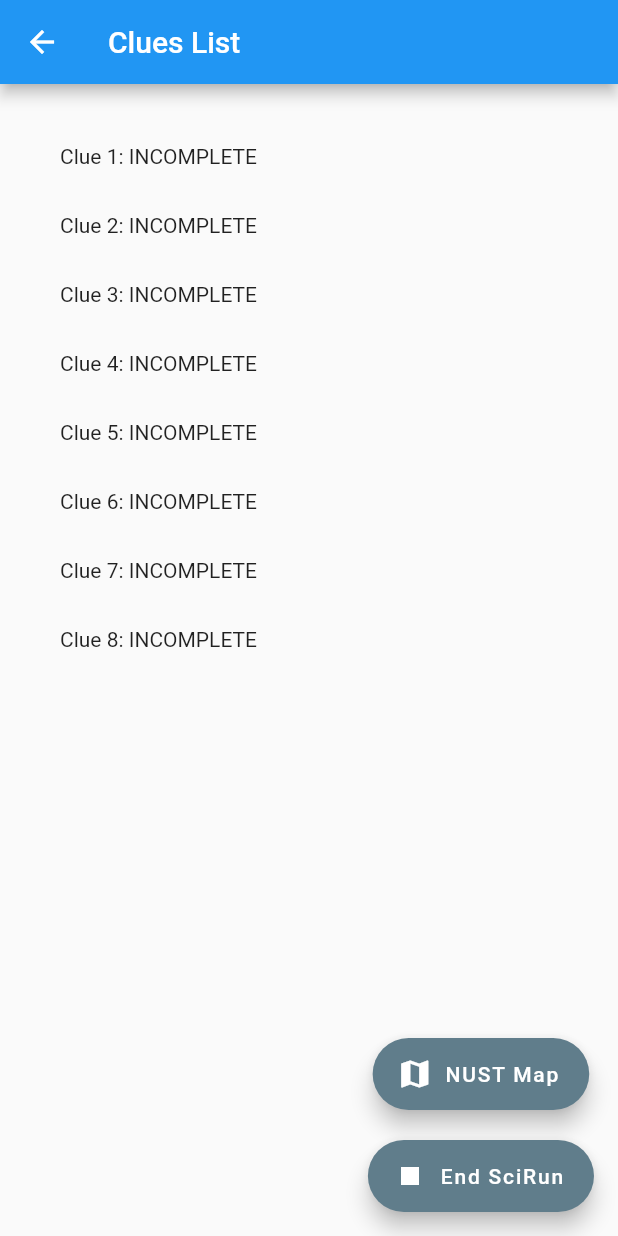
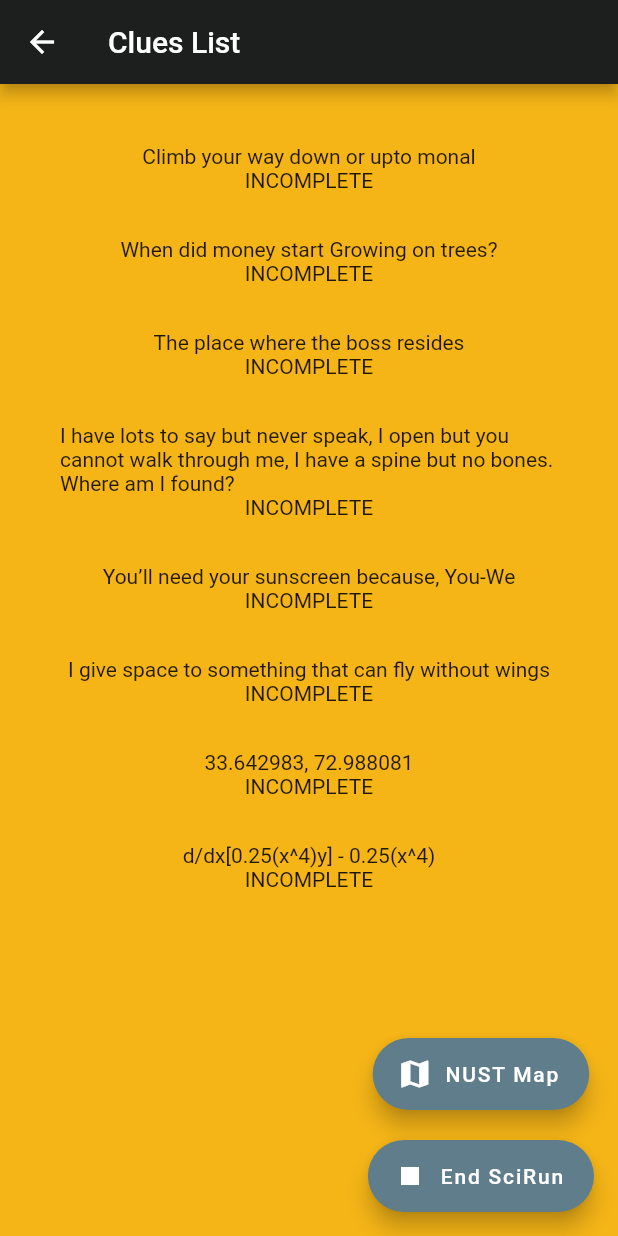
Before and after one commit to aitasadduq/nsssciencebee19, a Flutter app: the CluesListScreen screen opened by its route, on a phone screen of 412 x 824 dp. Run offline on Flutter 3.47's test engine with Material 2 defaults, Android fonts, the phone set to English and light mode, and no system bars; our stand-ins replace device_info, firebase_database, google_maps_flutter; missing offline and left inert: flutter_plugin_pdf_viewer, qrcode_reader; accounts and stored records are empty.

Commit message:
fix scoring and bugs, add theme

```diff
--- a/lib/data.dart
+++ b/lib/data.dart
@@ -116,8 +116,8 @@ var clues = [
     Clue(
       id: 0,
       code: 'bamboozled',
-      detail: 'Clue 1',
-      hint: 'Hint 1',
+      detail: 'Climb your way down or upto monal',
+      hint: 'Basement Café',
       hintViewed: false,
       incomplete: true,
       scored: false,
@@ -126,8 +126,8 @@ var clues = [
     Clue(
       id: 1,
       code: 'terrified',
-      detail: 'Clue 2',
-      hint: 'Hint 2',
+      detail: 'When did money start Growing on trees?',
+      hint: 'The place where people deal in money',
       hintViewed: false,
       incomplete: true,
       scored: false,
@@ -136,8 +136,8 @@ var clues = [
     Clue(
       id: 2,
       code: 'petrified',
-      detail: 'Clue 3',
-      hint: 'Hint 3',
+      detail: 'The place where the boss resides',
+      hint: 'Rector',
       hintViewed: false,
       incomplete: true,
       scored: false,
@@ -146,8 +146,8 @@ var clues = [
     Clue(
       id: 3,
       code: 'mortified',
-      detail: 'Clue 4',
-      hint: 'Hint 4',
+      detail: 'I have lots to say but never speak, I open but you cannot walk through me, I have a spine but no bones. Where am I found?',
+      hint: 'books',
       hintViewed: false,
       incomplete: true,
       scored: false,
@@ -156,8 +156,8 @@ var clues = [
     Clue(
       id: 4,
       code: 'horrified',
-      detail: 'Clue 5',
-      hint: 'Hint 5',
+      detail: 'You’ll need your sunscreen because, You-We',
+      hint: 'House of green',
       hintViewed: false,
       incomplete: true,
       scored: false,
@@ -166,8 +166,8 @@ var clues = [
     Clue(
       id: 5,
       code: 'splattered',
-      detail: 'Clue 6',
-      hint: 'Hint 2',
+      detail: 'I give space to something that can fly without wings',
+      hint: 'Its name start with H',
       hintViewed: false,
       incomplete: true,
       scored: false,
@@ -176,8 +176,8 @@ var clues = [
     Clue(
       id: 6,
       code: 'heckled',
-      detail: 'Clue 7',
-      hint: 'Hint 3',
+      detail: '33.642983, 72.988081',
+      hint: 'Coordinates',
       hintViewed: false,
       incomplete: true,
       scored: false,
@@ -186,8 +186,8 @@ var clues = [
     Clue(
       id: 7,
       code: 'fortified',
-      detail: 'Clue 8',
-      hint: 'Hint 4',
+      detail: 'd/dx[0.25(x^4)y] - 0.25(x^4)',
+      hint: 'Differential equation(product rule)',
       hintViewed: false,
       incomplete: true,
       scored: false,
@@ -196,8 +196,8 @@ var clues = [
     Clue(
       id: 8,
       code: 'shackled',
-      detail: 'Clue 9',
-      hint: 'Hint 5',
+      detail: 'Inside the school of chill mahol and engineering, you’ll have to go in circle, or go around',
+      hint: 'SCME',
       hintViewed: false,
       incomplete: true,
       scored: false,
--- a/lib/main.dart
+++ b/lib/main.dart
@@ -31,8 +31,9 @@ class MyApp extends StatelessWidget {
         // Notice that the counter didn't reset back to zero; the application
         // is not restarted.
 //        primarySwatch: Colors.blue,
-        primaryColor: Colors.blue,
+        primaryColor: Color.fromRGBO(29, 30, 30, 1),
         accentColor: Colors.blueGrey,
+        scaffoldBackgroundColor: Color.fromRGBO(245, 181, 23, 1),
       ),
       home: TabsScreen(),
       routes: {
--- a/lib/screens/scirun_main_screen.dart
+++ b/lib/screens/scirun_main_screen.dart
@@ -231,7 +231,7 @@ class _ScirunMainScreenState extends State<ScirunMainScreen> {
               new FlatButton(
                 child: new Text('SUBMIT'),
                 onPressed: () {
-                  scanWithText(_textFieldController.text);
+                  scanWithText(_textFieldController.text.toLowerCase());
                   debugPrint(barcode);
                   Navigator.of(context).pop();
                   Navigator.of(context).pop();
--- a/lib/widgets/clue_item.dart
+++ b/lib/widgets/clue_item.dart
@@ -1,3 +1,4 @@
+import 'package:flutter/cupertino.dart';
 import 'package:flutter/material.dart';
 import 'package:nss_sciencebee_19/data.dart';
 import 'dart:core';
@@ -58,18 +59,18 @@ class _ClueItemState extends State<ClueItem> {
                             child: Text('Submit Code'),
                             onPressed: () {
                               final codeWord = _codeController.text;
-                              switch (codeWord) {
-                                case 'Zombie':
+                              switch (codeWord.toLowerCase()) {
+                                case 'zombie':
                                   score += 5;
                                   clues[clueSet][currentClue].scored = true;
                                   Navigator.of(context).pop();
                                   break;
-                                case 'Vampire':
+                                case 'vampire':
                                   score += 8;
                                   clues[clueSet][currentClue].scored = true;
                                   Navigator.of(context).pop();
                                   break;
-                                case 'Frankenstein':
+                                case 'frankenstein':
                                   score += 10;
                                   clues[clueSet][currentClue].scored = true;
                                   Navigator.of(context).pop();
@@ -92,14 +93,16 @@ class _ClueItemState extends State<ClueItem> {
       borderRadius: BorderRadius.circular(15),
       child: Container(
         padding: EdgeInsets.all(15),
-        child: Row(
+        child: Column(
+          mainAxisAlignment: MainAxisAlignment.start,
           children: <Widget>[
-            Text(clues[clueSet][widget.clueNum].detail),
+            Text(clues[clueSet][widget.clueNum].detail,
+            textAlign: TextAlign.left,),
             incomplete
-            ? Text(": INCOMPLETE")
+            ? Text("INCOMPLETE", textAlign: TextAlign.left,)
             : scored
-            ? Text(": SCORED")
-            : Text(": NEEDS SCORING")
+            ? Text("SCORED", textAlign: TextAlign.left,)
+            : Text("NEEDS SCORING", textAlign: TextAlign.left,)
           ],
         ),
       ),
--- a/lib/widgets/main_drawer.dart
+++ b/lib/widgets/main_drawer.dart
@@ -9,12 +9,14 @@ class MainDrawer extends StatelessWidget {
   @override
   Widget build(BuildContext context) {
     return Drawer(
+      child: Container(
+        color: Theme.of(context).scaffoldBackgroundColor,
         child: Column(
           children: <Widget>[
             Container(
               height: 150,
               width: double.infinity,
-            color: Theme.of(context).accentColor,
+              color: Theme.of(context).primaryColor,
               padding: EdgeInsets.all(20),
               alignment: Alignment.centerLeft,
             ),
@@ -66,6 +68,7 @@ class MainDrawer extends StatelessWidget {
             )
           ],
         ),
+      ),
     );
   }
 }
--- a/pubspec.yaml
+++ b/pubspec.yaml
@@ -32,7 +32,13 @@ dependencies:
   device_info: ^0.4.1+2
   qrcode_reader: ^0.4.4
   path_provider: ^1.4.5
+  flutter_launcher_icons: ^0.7.4
   google_maps_flutter:
+
+flutter-icons:
+  android: 'launcher_icon'
+  ios: true
+  image_path: 'assets/images/favicon.png'
 
 dev_dependencies:
   flutter_test:
```
Also changed, not shown: lib/screens/live_feed_screen.dart (+14 -61 lines), assets/images/favicon.png (added), pubspec.lock, 6 other files. Lines whose indentation alone changed are shown as unchanged.
